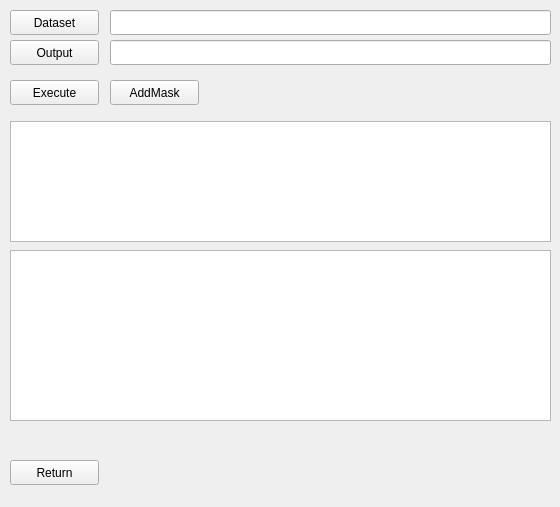
Old version of the form gui/pages/labelToolPage.ui in the repository jacv050/dataset-tools.
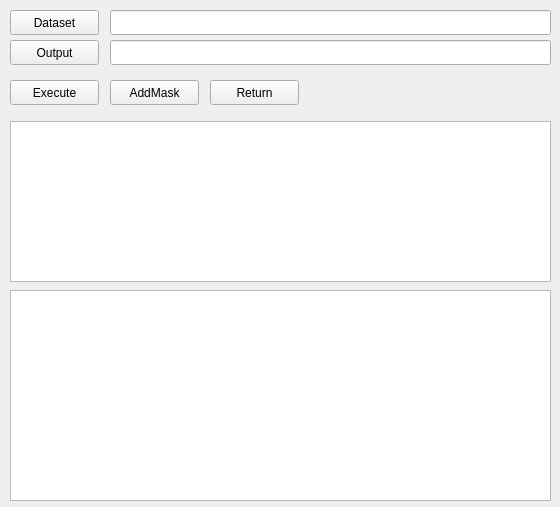
New version of the form.

Commit message: Added error messages in python tools

The edit to the form file:
```diff
--- a/gui/pages/labelToolPage.ui
+++ b/gui/pages/labelToolPage.ui
@@ -42,8 +42,8 @@
   <widget class="QPushButton" name="pbReturnMainPage">
    <property name="geometry">
     <rect>
-     <x>10</x>
-     <y>460</y>
+     <x>210</x>
+     <y>80</y>
      <width>89</width>
      <height>25</height>
     </rect>
@@ -78,16 +78,6 @@
     <string>Output</string>
    </property>
   </widget>
-  <widget class="QPlainTextEdit" name="txtOutputProcess">
-   <property name="geometry">
-    <rect>
-     <x>10</x>
-     <y>250</y>
-     <width>541</width>
-     <height>171</height>
-    </rect>
-   </property>
-  </widget>
   <widget class="QPushButton" name="pbExecute">
    <property name="geometry">
     <rect>
@@ -107,7 +97,7 @@
      <x>10</x>
      <y>121</y>
      <width>541</width>
-     <height>121</height>
+     <height>161</height>
     </rect>
    </property>
    <property name="dragDropMode">
@@ -127,6 +117,16 @@
     <string>AddMask</string>
    </property>
   </widget>
+  <widget class="QTextEdit" name="txtOutputProcess">
+   <property name="geometry">
+    <rect>
+     <x>10</x>
+     <y>290</y>
+     <width>541</width>
+     <height>211</height>
+    </rect>
+   </property>
+  </widget>
  </widget>
  <resources/>
  <connections/>
```
The commit also changes 2 other files.
